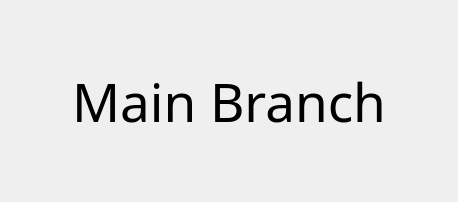
First picture: the form in justlabelwindow.ui, repository Waberma/BranchedTesting, before the edit.
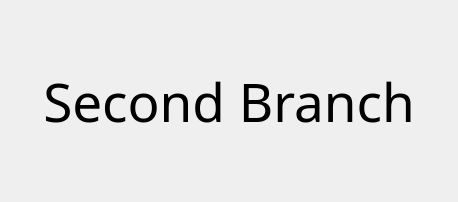
Second picture: the form after the edit.

Commit message: Seconf Branch Commit 2

```diff
--- a/justlabelwindow.ui
+++ b/justlabelwindow.ui
@@ -23,7 +23,7 @@
       </font>
      </property>
      <property name="text">
-      <string>Main Branch</string>
+      <string>Second Branch</string>
      </property>
      <property name="alignment">
       <set>Qt::AlignCenter</set>
```
